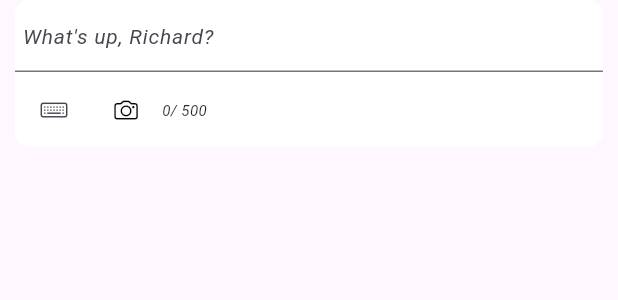
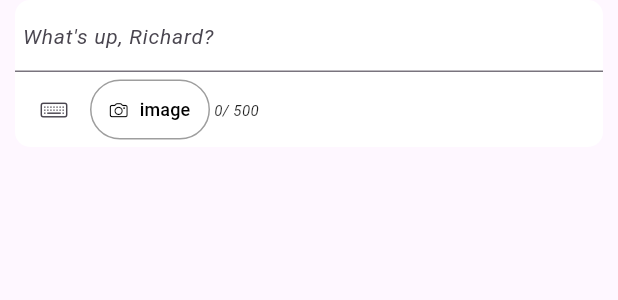
Before and after one commit to richprince23/infoctess_koneqt, a Flutter app: the CreatePost widget shown alone on an empty page, opened directly, on a phone screen of 412 x 824 dp. Shown: the top 300 px of the screen. Run offline on Flutter 3.47's test engine with Material 2 defaults, Android fonts, the phone set to English and light mode, and no system bars; our stand-ins replace cached_network_image, firebase_core, google_fonts, image_cropper, image_picker, shared_preferences; missing offline and left inert: video_trimmer; accounts and stored records are empty; network calls fail; Roboto replaces fonts that are missing (Sarabun).

Commit message:
edited image upload icon

```diff
--- a/lib/components/new_post.dart
+++ b/lib/components/new_post.dart
@@ -162,25 +162,28 @@ class CreatePostState extends State<CreatePost> {
                   icon: const Icon(CupertinoIcons.keyboard),
                   iconSize: 18,
                 ),
-                IconButton(
-                  style: IconButton.styleFrom(
+                TextButton.icon(
+                  style: TextButton.styleFrom(
                     foregroundColor: Colors.black,
-                    // side: const BorderSide(color: Colors.grey, width: 1),
-                    // padding: const EdgeInsets.symmetric(horizontal: 4),
-                    // fixedSize: const Size(60, 20),
+                    side: const BorderSide(color: Colors.grey, width: 1),
+                    padding: const EdgeInsets.symmetric(horizontal: 4),
+                    fixedSize: const Size(80, 20),
                   ),
                   onPressed: () async {
                     await uploadImage().then((value) => cropImage());
-                    // cropImage();
                   },
                   icon: const Icon(
                     CupertinoIcons.camera,
-                    size: 16,
+                    size: 12,
+                  ),
+                  label: const Text(
+                    "image",
+                    style: TextStyle(fontSize: 12),
                   ),
                 ),
                 Expanded(
                   child: Text(
-                    "${postController.text.length}/ 500",
+                    " ${postController.text.length}/ 500",
                     style: const TextStyle(
                         fontSize: 10, fontStyle: FontStyle.italic),
                   ),
@@ -193,7 +196,9 @@ class CreatePostState extends State<CreatePost> {
                     padding: const EdgeInsets.all(0),
                     fixedSize: const Size(60, 20),
                     alignment: Alignment.center,
-                    backgroundColor: !isEmtpyText
+                    backgroundColor: !isEmtpyText ||
+                            selectedMedia != null ||
+                            croppedMedia != null
                         ? AppTheme.themeData(false, context).backgroundColor
                         : Colors.transparent,
                     foregroundColor: Colors.white,
@@ -216,7 +221,7 @@ class CreatePostState extends State<CreatePost> {
       return ConstrainedBox(
         constraints: BoxConstraints(
           maxWidth: 0.8 * screenWidth,
-          maxHeight: 0.4 * screenHeight,
+          maxHeight: 0.2 * screenHeight,
         ),
         child: Image.file(File(path)),
       );
@@ -225,7 +230,7 @@ class CreatePostState extends State<CreatePost> {
       return ConstrainedBox(
         constraints: BoxConstraints(
           maxWidth: 0.8 * screenWidth,
-          maxHeight: 0.4 * screenHeight,
+          maxHeight: 0.2 * screenHeight,
         ),
         child: Image.file(File(path)),
       );
```
